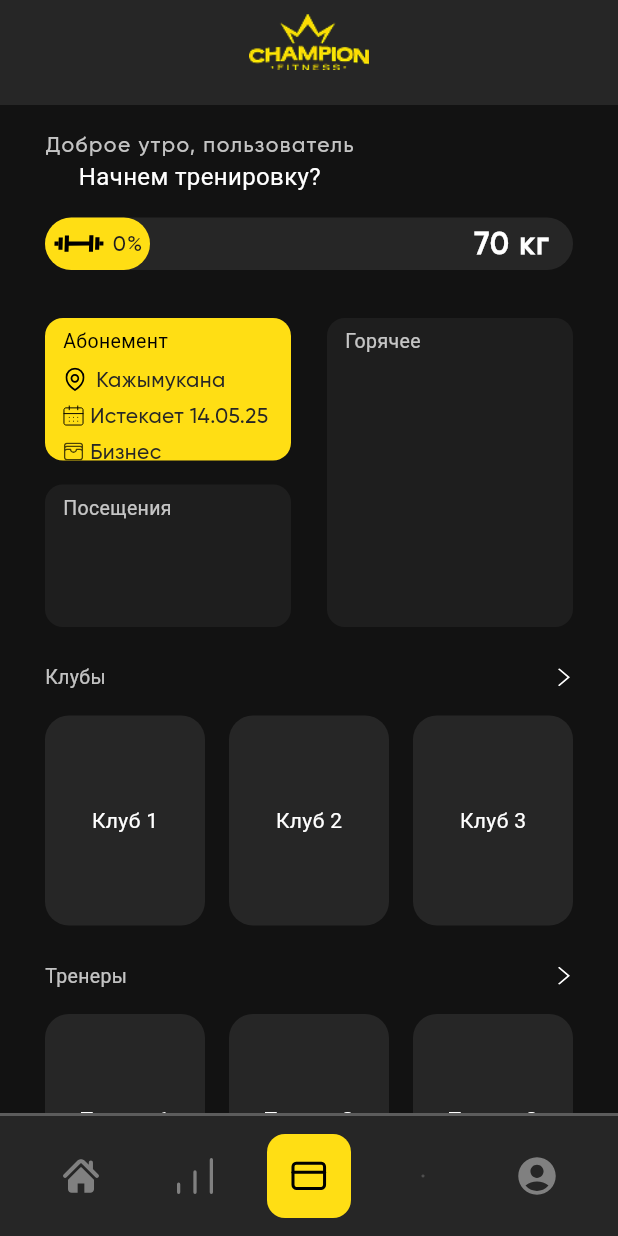
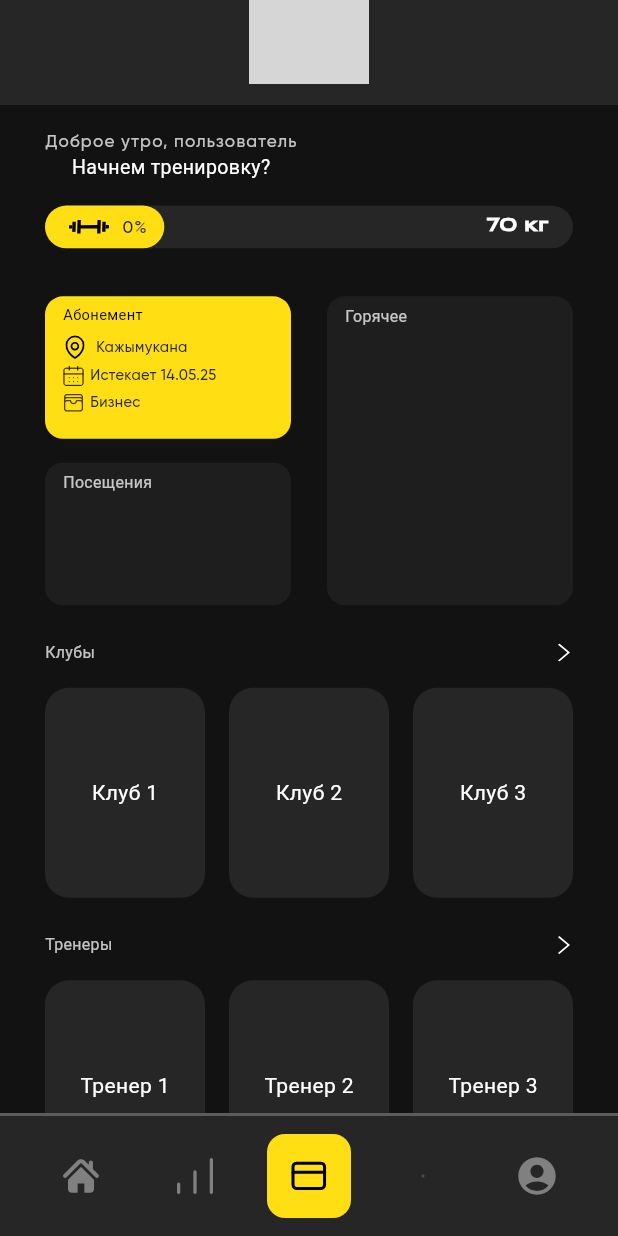
Before and after one commit to alnnui/champion_gym, a Flutter app: the screen it shows after launch, on a phone screen of 412 x 824 dp. Run offline on Flutter 3.47's test engine with Material 3 defaults, Android fonts, the phone set to English and light mode, and no system bars; our stand-ins replace flutter_dotenv, flutter_screenutil, flutter_secure_storage, flutter_svg, font_awesome_flutter, google_fonts and 1 more; grey boxes are pictures that could not be loaded.

Commit message:
адаптивка

```diff
--- a/lib/main.dart
+++ b/lib/main.dart
@@ -1,6 +1,7 @@
 import 'package:flutter/material.dart';
 import 'package:flutter_dotenv/flutter_dotenv.dart';
-import 'package:project_v1/modules/layout.dart';
+import 'package:flutter_screenutil/flutter_screenutil.dart';
+import 'package:myapp/modules/layout.dart';
 import 'modules/login.dart';
 import 'package:http/http.dart';
 Future main() async {
@@ -13,10 +14,19 @@ class MyApp extends StatelessWidget {
 
   @override
   Widget build(BuildContext context) {
-    return MaterialApp(
-      title: 'Champion Project',
-      theme: ThemeData(primarySwatch: Colors.blue, useMaterial3: true),
-      home: Layout(),
+    return ScreenUtilInit(
+      designSize:const  Size(404,1010),
+      minTextAdapt: true,
+      builder: (context, child) {
+        return MaterialApp(
+          title: 'Champion Project',
+          theme: ThemeData(primarySwatch: Colors.blue, useMaterial3: true),
+          home: Layout(),
     );
+      },
+    );
+
+
+
   }
 }
--- a/lib/modules/layout/footbar.dart
+++ b/lib/modules/layout/footbar.dart
@@ -1,7 +1,7 @@
 import 'package:flutter/material.dart';
 import 'package:flutter_svg/svg.dart';
-import 'package:project_v1/modules/components/animated_button.dart';
-import 'package:project_v1/modules/theme/colors.dart';
+import 'package:myapp/modules/components/animated_button.dart';
+import 'package:myapp/modules/theme/colors.dart';
 
 class Footbar extends StatefulWidget {
   final void Function(int screenIndex) changeScreen;
--- a/lib/modules/login.dart
+++ b/lib/modules/login.dart
@@ -1,7 +1,7 @@
 import 'package:flutter/material.dart';
 import 'package:google_fonts/google_fonts.dart';
 import 'second_login.dart';
-import 'package:project_v1/modules/components/animated_button.dart';
+import 'package:myapp/modules/components/animated_button.dart';
 class SplashScreen extends StatelessWidget {
   const SplashScreen({super.key});
 
--- a/lib/modules/pages/home.dart
+++ b/lib/modules/pages/home.dart
@@ -1,7 +1,8 @@
 import 'package:flutter/material.dart';
 import 'package:flutter_svg/svg.dart';
 import 'package:google_fonts/google_fonts.dart';
-import 'package:project_v1/modules/theme/colors.dart';
+import 'package:myapp/modules/theme/colors.dart';
+import 'package:flutter_screenutil/flutter_screenutil.dart';
 
 class HomePage extends StatefulWidget {
   const HomePage({super.key});
@@ -16,17 +17,17 @@ class _HomePage extends State<HomePage> {
     final screenWidth = MediaQuery.of(context).size.width;
     final screenHeight = MediaQuery.of(context).size.height;
     final titleStyle = GoogleFonts.delaGothicOne(
-      fontSize: 16,
+      fontSize: 16.sp,
       fontWeight: FontWeight.w400,
       color: AppColors.text,
     );
     final cardTitleStyle = GoogleFonts.delaGothicOne(
-      fontSize: 13,
+      fontSize: 13.sp,
       fontWeight: FontWeight.w400,
       color: AppColors.text.withAlpha(190)
     );
     final cardTitleStyleAlternative = GoogleFonts.delaGothicOne(
-      fontSize: 13,
+      fontSize: 12.sp,
       fontWeight: FontWeight.w400,
       color: AppColors.textAlternative
     );
@@ -55,8 +56,9 @@ class _HomePage extends State<HomePage> {
                         'Доброе утро, пользователь',
                         style: TextStyle(
                           fontFamily: 'Gilroy',
-                          fontSize: 14,
-                          letterSpacing: 1,
+                          fontSize: 14.sp,
+                          fontWeight: FontWeight.w600,
+                          letterSpacing: 1.sp,
                           color: Color(0xFFC4C4C4),
                         ),
                       ),
@@ -65,8 +67,8 @@ class _HomePage extends State<HomePage> {
                   ),
                   SizedBox(height: 16),
                   Container( // Полоса прогресса
-                      width: screenWidth,
-                      height: 35,
+                      width: 365.w,
+                      height: 35.h,
                       decoration: BoxDecoration(
                         color: AppColors.backgroundComplimentary,
                         borderRadius: BorderRadius.all(Radius.circular(30)),
@@ -75,8 +77,8 @@ class _HomePage extends State<HomePage> {
                           Align(
                             alignment: Alignment.centerLeft,
                             child: Container(
-                              width: 70,
-                              height: 35,
+                              width: 78.w,
+                              height: 38.h,
                               decoration: BoxDecoration(
                                 color: AppColors.primary,
                                 borderRadius: BorderRadius.all(Radius.circular(30)),
@@ -96,8 +98,8 @@ class _HomePage extends State<HomePage> {
                                       '0%',
                                       style: TextStyle(
                                         fontFamily: 'Gilroy',
-                                        fontSize: 14,
-                                        letterSpacing: 1
+                                        fontSize: 14.sp,
+                                        letterSpacing: 1.sp
                                       )
                                     )
                                   ],
@@ -114,9 +116,9 @@ class _HomePage extends State<HomePage> {
                               child: Text(
                                 '70 кг',
                                 style: TextStyle(
-                                  fontFamily: 'Gilroy',
-                                  fontSize: 20,
-                                  letterSpacing: 1,
+                                  fontFamily: 'Benzin',
+                                  fontSize: 14.sp,
+                                  letterSpacing: 1.sp,
                                   fontWeight: FontWeight.w700,
                                   color: Colors.white
                                 )
@@ -165,7 +167,7 @@ class _HomePage extends State<HomePage> {
                                                 SizedBox(width: 6),
                                                 Text('Кажымукана', style: TextStyle(
                                                   color: AppColors.backgroundComplimentary,
-                                                  fontSize: 14,
+                                                  fontSize: 12.sp,
                                                   fontFamily: 'Gilroy',
                                                   fontWeight: FontWeight.w400
                                                 )),
@@ -185,7 +187,7 @@ class _HomePage extends State<HomePage> {
                                                 SizedBox(width: 4),
                                                 Text('Истекает 14.05.25', style: TextStyle(
                                                   color: AppColors.backgroundComplimentary,
-                                                  fontSize: 14,
+                                                  fontSize: 12.sp,
                                                   fontFamily: 'Gilroy',
                                                   fontWeight: FontWeight.w400
                                                 )),
@@ -205,7 +207,7 @@ class _HomePage extends State<HomePage> {
                                                 SizedBox(width: 4),
                                                 Text('Бизнес', style: TextStyle(
                                                   color: AppColors.backgroundComplimentary,
-                                                  fontSize: 14,
+                                                  fontSize: 12.sp,
                                                   fontFamily: 'Gilroy',
                                                   fontWeight: FontWeight.w400
                                                 )),
--- a/lib/modules/pages/profile.dart
+++ b/lib/modules/pages/profile.dart
@@ -2,7 +2,7 @@
 import 'package:flutter/material.dart';
 import 'package:flutter_svg/svg.dart';
 import 'package:font_awesome_flutter/font_awesome_flutter.dart';
-import 'package:project_v1/modules/theme/colors.dart';
+import 'package:myapp/modules/theme/colors.dart';
 
 class ProfilePage extends StatelessWidget {
   const ProfilePage({Key? key}) : super(key: key);
--- a/lib/modules/pages/stats.dart
+++ b/lib/modules/pages/stats.dart
@@ -1,5 +1,5 @@
 import 'package:flutter/material.dart';
-import 'package:project_v1/modules/theme/colors.dart';
+import 'package:myapp/modules/theme/colors.dart';
 
 class StatsPage extends StatelessWidget {
   const StatsPage({Key? key}) : super(key: key);
```
Also changed, not shown: lib/modules/confirmation_screen.dart (+5 -5 lines), lib/modules/custom_screen.dart (deleted, +0 -18 lines), lib/modules/layout.dart (+6 -6 lines), lib/modules/second_login.dart (+8 -6 lines), pubspec.yaml (+7 -2 lines), lib/assets/fonts/benzin-medium.ttf (added), lib/assets/images/champion_yellow.png (deleted), lib/assets/images/champion_yellow.svg (added), pubspec.lock, 5 other files.
